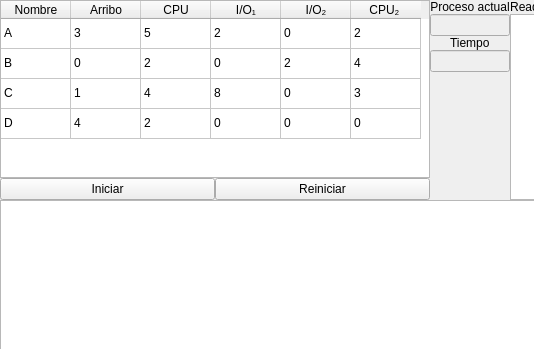
This is mainwindow.ui in braiaantt/fifoGantt as Qt 5 draws it before an edit; both pictures show x 0 to 534 and y 0 to 349 of the 1030 by 600 pixel window. The edited form follows.
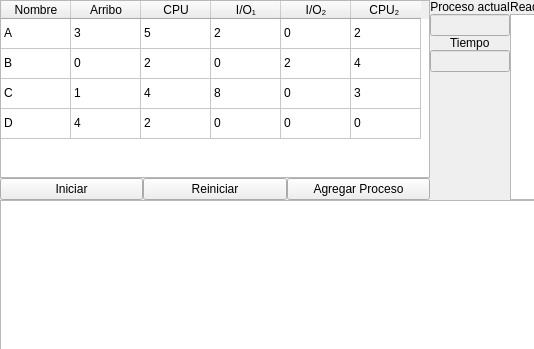
This is the edited form.

Commit message: funcionalidad agregar nuevos procesos a la tabla implementada

```diff
--- a/mainwindow.ui
+++ b/mainwindow.ui
@@ -298,6 +298,13 @@
               </property>
              </widget>
             </item>
+            <item>
+             <widget class="QPushButton" name="pushButtonAddProcess">
+              <property name="text">
+               <string>Agregar Proceso</string>
+              </property>
+             </widget>
+            </item>
            </layout>
           </item>
          </layout>
```
The commit also changes 2 other files.
